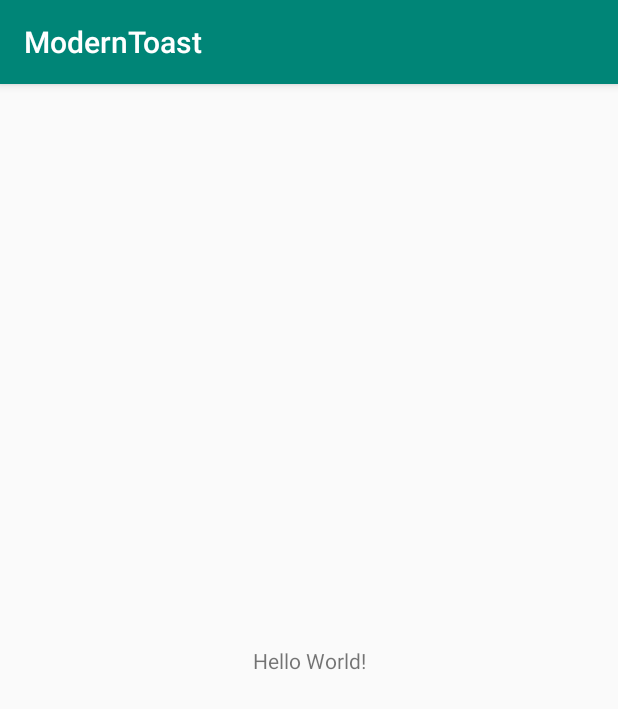
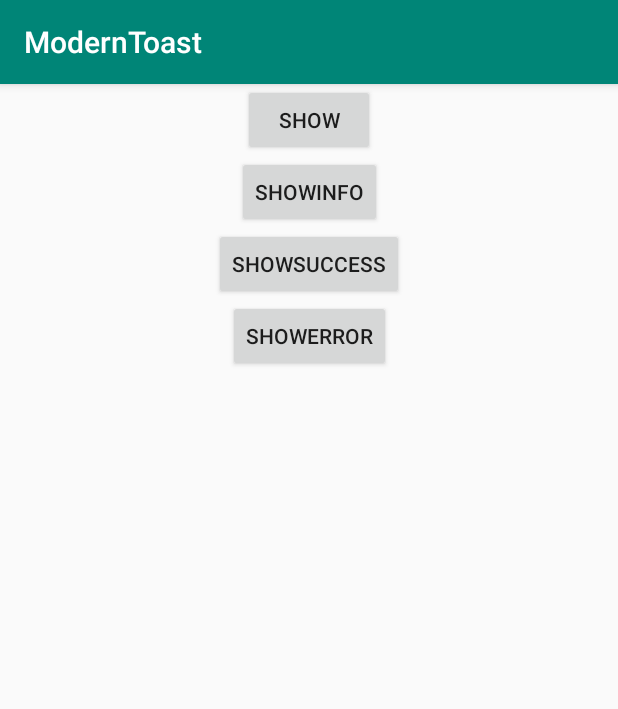
Before and after one commit to LeonDevLifeLog/ModernToast, an Android app: the screen it shows after launch (MainActivity), on a phone screen of 412 x 824 dp. Shown: the top 709 px of the screen. Run offline under Robolectric (Android 15) with nearby library versions, the phone set to English and light mode, and no system bars.

Commit message:
初步完成功能

```diff
--- a/lib-toast/build.gradle
+++ b/lib-toast/build.gradle
@@ -30,7 +30,8 @@ dependencies {
     implementation "org.jetbrains.kotlin:kotlin-stdlib-jdk7:$kotlin_version"
     implementation 'androidx.appcompat:appcompat:1.1.0'
     implementation 'androidx.core:core-ktx:1.1.0'
-    testImplementation 'junit:junit:4.12'
+    implementation 'androidx.lifecycle:lifecycle-runtime-ktx:2.2.0-rc03'
+    testImplementation 'junit:junit:4.13'
     androidTestImplementation 'androidx.test.ext:junit:1.1.1'
     androidTestImplementation 'androidx.test.espresso:espresso-core:3.2.0'
 }
--- /dev/null
+++ b/lib-toast/src/main/java/com/github/leondevlifelog/toast/ModernToast.kt
@@ -0,0 +1,103 @@
+package com.github.leondevlifelog.toast
+
+import android.util.Log
+import android.view.LayoutInflater
+import android.view.View
+import android.widget.FrameLayout
+import android.widget.ImageView
+import android.widget.TextView
+import androidx.activity.OnBackPressedCallback
+import androidx.fragment.app.FragmentActivity
+import androidx.lifecycle.lifecycleScope
+import kotlinx.coroutines.Job
+import kotlinx.coroutines.delay
+import kotlinx.coroutines.isActive
+import kotlinx.coroutines.launch
+
+class ModernToast(private val activity: FragmentActivity) {
+    val TAG: String = "ModernToast"
+    var duration: Long = 1000
+    var cancelable: Boolean = false
+    var outSideTouchable: Boolean = false
+    var text: String? = null
+    private lateinit var contentView: FrameLayout
+    private var ivStatus: ImageView
+    private var tvTip: TextView
+    private var timer: Job? = null
+    private val onBackPressed = object : OnBackPressedCallback(cancelable) {
+        override fun handleOnBackPressed() {
+            dismiss()
+        }
+    }
+
+    init {
+        val rootLayout = activity.findViewById<FrameLayout>(android.R.id.content)
+        rootLayout.findViewById<FrameLayout?>(R.id.libToastLayout)?.let {
+            contentView = it
+        }
+        if (!::contentView.isInitialized) {
+            contentView =
+                LayoutInflater.from(activity).inflate(
+                    R.layout.toast_layout,
+                    rootLayout,
+                    false
+                ) as FrameLayout
+            rootLayout.addView(contentView)
+        }
+        ivStatus = contentView.findViewById(R.id.ivStatus)
+        tvTip = contentView.findViewById(R.id.tvTip)
+    }
+
+    fun show(f: ModernToast.() -> Unit): ModernToast {
+        if (isShowing()) {
+            Log.d(TAG, "show: cancel")
+            timer?.cancel()
+        }
+        this.f()
+        tvTip.text = text
+        contentView.visibility = View.VISIBLE
+        timer = activity.lifecycleScope.launch {
+            delay(duration)
+            if (isActive) {
+                dismiss()
+            }
+        }
+        contentView.isClickable = !outSideTouchable
+        activity.onBackPressedDispatcher.addCallback(activity, onBackPressed)
+        return this
+    }
+
+    fun showSuccess(f: ModernToast.() -> Unit): ModernToast {
+        ivStatus.setImageResource(R.drawable.icon_success)
+        return show(f)
+    }
+
+    fun showInfo(f: ModernToast.() -> Unit): ModernToast {
+        ivStatus.setImageResource(R.drawable.icon_info)
+        return show(f)
+    }
+
+    fun showError(f: ModernToast.() -> Unit): ModernToast {
+        ivStatus.setImageResource(R.drawable.icon_error)
+        return show(f)
+    }
+
+    fun showLoading(f: ModernToast.() -> Unit): ModernToast {
+        // TODO: 20-1-15 loading动画待实现
+        return show(f)
+    }
+
+    /**
+     *取消toast显示
+     */
+    fun dismiss() {
+        contentView.visibility = View.GONE
+    }
+
+    /**
+     *判断当前Toast是否在显示
+     */
+    fun isShowing(): Boolean {
+        return contentView.visibility == View.VISIBLE
+    }
+}
--- /dev/null
+++ b/lib-toast/src/main/res/drawable/background.xml
@@ -0,0 +1,5 @@
+<?xml version="1.0" encoding="utf-8"?>
+<shape xmlns:android="http://schemas.android.com/apk/res/android">
+    <corners android:radius="8dp" />
+    <solid android:color="#99000000" />
+</shape>
--- /dev/null
+++ b/lib-toast/src/main/res/drawable/icon_error.xml
@@ -0,0 +1,9 @@
+<vector xmlns:android="http://schemas.android.com/apk/res/android"
+    android:width="48dp"
+    android:height="48dp"
+    android:viewportWidth="1024"
+    android:viewportHeight="1024">
+    <path
+        android:fillColor="#ffffff"
+        android:pathData="M512,128c212,0 384,172 384,384s-172,384 -384,384 -384,-172 -384,-384 172,-384 384,-384m0,-64C264.8,64 64,264.8 64,512s200.8,448 448,448 448,-200.8 448,-448S759.2,64 512,64zM750.4,318.4l-45.6,-45.6L512,467.2 318.4,273.6l-45.6,45.6L467.2,512 273.6,705.6l45.6,45.6L512,557.6l193.6,193.6 45.6,-45.6L557.6,512l192.8,-193.6z" />
+</vector>
--- /dev/null
+++ b/lib-toast/src/main/res/drawable/icon_info.xml
@@ -0,0 +1,9 @@
+<vector xmlns:android="http://schemas.android.com/apk/res/android"
+    android:width="48dp"
+    android:height="48dp"
+    android:viewportWidth="1024"
+    android:viewportHeight="1024">
+    <path
+        android:fillColor="#ffffff"
+        android:pathData="M512,128c212,0 384,172 384,384s-172,384 -384,384 -384,-172 -384,-384 172,-384 384,-384m0,-64C264.8,64 64,264.8 64,512s200.8,448 448,448 448,-200.8 448,-448S759.2,64 512,64zM480,704h64v64h-64zM480,256h64v384h-64z" />
+</vector>
--- /dev/null
+++ b/lib-toast/src/main/res/drawable/icon_success.xml
@@ -0,0 +1,9 @@
+<vector xmlns:android="http://schemas.android.com/apk/res/android"
+    android:width="48dp"
+    android:height="48dp"
+    android:viewportWidth="1024"
+    android:viewportHeight="1024">
+    <path
+        android:fillColor="#ffffff"
+        android:pathData="M512,64C264.8,64 64,264.8 64,512s200.8,448 448,448 448,-200.8 448,-448S759.2,64 512,64zM512,896c-212,0 -384,-172 -384,-384s172,-384 384,-384 384,172 384,384 -172,384 -384,384zM750.4,305.6L383.2,672.8 265.6,556l-44.8,44.8 116.8,117.6 45.6,44.8 44.8,-44.8 367.2,-367.2z" />
+</vector>
--- a/sample/build.gradle
+++ b/sample/build.gradle
@@ -29,7 +29,8 @@ dependencies {
     implementation 'androidx.appcompat:appcompat:1.1.0'
     implementation 'androidx.core:core-ktx:1.1.0'
     implementation 'androidx.constraintlayout:constraintlayout:1.1.3'
-    testImplementation 'junit:junit:4.12'
+    testImplementation 'junit:junit:4.13'
     androidTestImplementation 'androidx.test.ext:junit:1.1.1'
     androidTestImplementation 'androidx.test.espresso:espresso-core:3.2.0'
+    implementation project(path: ":lib-toast")
 }
--- a/sample/src/main/java/com/github/leondevlifelog/moderntoast/MainActivity.kt
+++ b/sample/src/main/java/com/github/leondevlifelog/moderntoast/MainActivity.kt
@@ -2,11 +2,39 @@ package com.github.leondevlifelog.moderntoast
 
 import android.os.Bundle
 import androidx.appcompat.app.AppCompatActivity
+import com.github.leondevlifelog.toast.ModernToast
+import kotlinx.android.synthetic.main.activity_main.*
 
 class MainActivity : AppCompatActivity() {
-
+    private lateinit var toast: ModernToast
     override fun onCreate(savedInstanceState: Bundle?) {
         super.onCreate(savedInstanceState)
         setContentView(R.layout.activity_main)
+        toast = ModernToast(this)
+        btnShow.setOnClickListener {
+            toast.show {
+                outSideTouchable = true
+                text = "show"
+            }
+        }
+        btnShowInfo.setOnClickListener {
+            toast.showInfo {
+                outSideTouchable = true
+                text = "showInfo"
+            }
+        }
+        btnShowSuccess.setOnClickListener {
+            toast.showSuccess {
+                outSideTouchable = true
+                text = "showSuccess"
+            }
+        }
+        btnShowError.setOnClickListener {
+            toast.showError {
+                outSideTouchable = true
+                text = "showError"
+            }
+        }
     }
+
 }
--- a/sample/src/main/res/layout/activity_main.xml
+++ b/sample/src/main/res/layout/activity_main.xml
@@ -6,13 +6,44 @@
     android:layout_height="match_parent"
     tools:context=".MainActivity">
 
-    <TextView
+    <Button
+        android:id="@+id/btnShow"
         android:layout_width="wrap_content"
         android:layout_height="wrap_content"
-        android:text="Hello World!"
-        app:layout_constraintBottom_toBottomOf="parent"
-        app:layout_constraintLeft_toLeftOf="parent"
-        app:layout_constraintRight_toRightOf="parent"
+        android:text="show"
+        app:layout_constraintEnd_toEndOf="parent"
+        app:layout_constraintHorizontal_bias="0.5"
+        app:layout_constraintStart_toStartOf="parent"
         app:layout_constraintTop_toTopOf="parent" />
 
+    <Button
+        android:id="@+id/btnShowInfo"
+        android:layout_width="wrap_content"
+        android:layout_height="wrap_content"
+        android:text="ShowInfo"
+        app:layout_constraintEnd_toEndOf="parent"
+        app:layout_constraintHorizontal_bias="0.5"
+        app:layout_constraintStart_toStartOf="parent"
+        app:layout_constraintTop_toBottomOf="@+id/btnShow" />
+
+    <Button
+        android:id="@+id/btnShowSuccess"
+        android:layout_width="wrap_content"
+        android:layout_height="wrap_content"
+        android:text="ShowSuccess"
+        app:layout_constraintEnd_toEndOf="parent"
+        app:layout_constraintHorizontal_bias="0.5"
+        app:layout_constraintStart_toStartOf="parent"
+        app:layout_constraintTop_toBottomOf="@+id/btnShowInfo" />
+
+    <Button
+        android:id="@+id/btnShowError"
+        android:layout_width="wrap_content"
+        android:layout_height="wrap_content"
+        android:text="ShowError"
+        app:layout_constraintEnd_toEndOf="parent"
+        app:layout_constraintHorizontal_bias="0.5"
+        app:layout_constraintStart_toStartOf="parent"
+        app:layout_constraintTop_toBottomOf="@+id/btnShowSuccess" />
+
 </androidx.constraintlayout.widget.ConstraintLayout>
```
Also changed, not shown: lib-toast/src/main/res/drawable/icon_note.xml (added, +9 -0 lines), lib-toast/src/main/res/layout/toast_layout.xml (added, +40 -0 lines), 1 other file.
